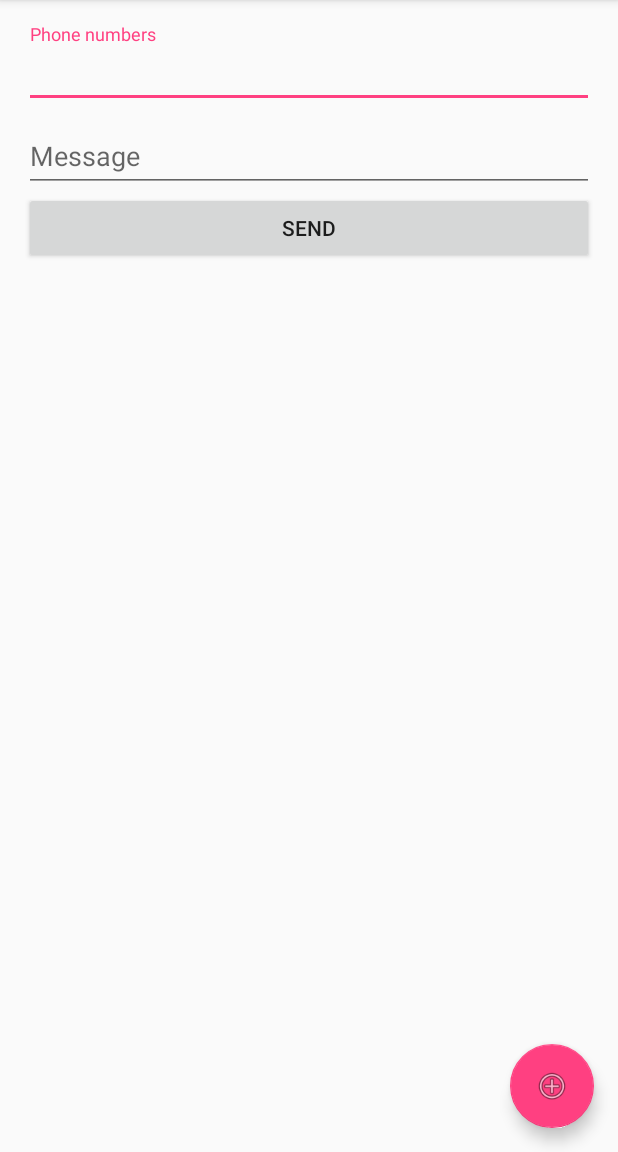
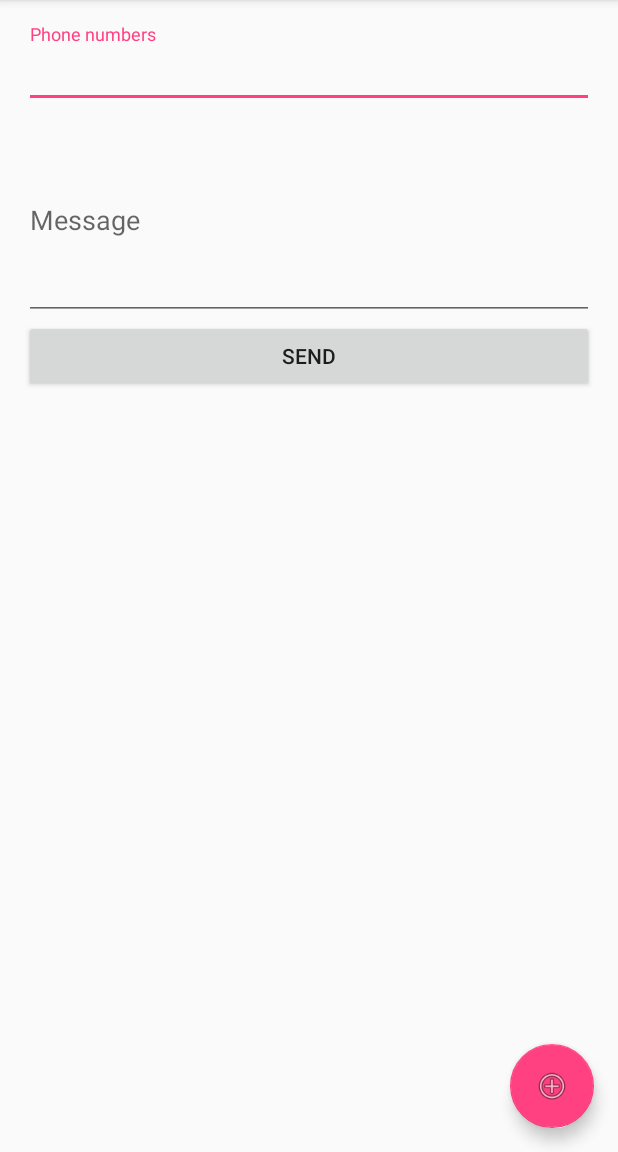
Before and after one commit to EnoIme/BulkSMS, an Android app: the screen it shows after launch (MainActivity), on a phone screen of 412 x 824 dp, the part 84-1236 px from its top. Run offline under Robolectric (Android 15) with nearby library versions, the phone set to English and light mode, and no system bars.

Commit message:
add min lines to edittext

```diff
--- a/app/src/main/res/layout/content_main.xml
+++ b/app/src/main/res/layout/content_main.xml
@@ -34,7 +34,9 @@
         <android.support.design.widget.TextInputEditText
             android:layout_width="match_parent"
             android:layout_height="wrap_content"
-            android:inputType="textCapSentences|textMultiLine" />
+            android:inputType="textCapSentences|textMultiLine"
+            android:maxLength="160"
+            android:minLines="5"/>
     </android.support.design.widget.TextInputLayout>
 
     <Button
```
